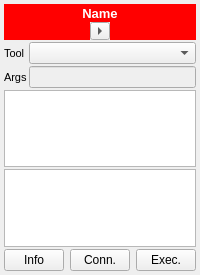
First picture: the form in spinetoolbox/ui/subwindow_tool.ui, repository spine-tools/Spine-Toolbox, before the edit.
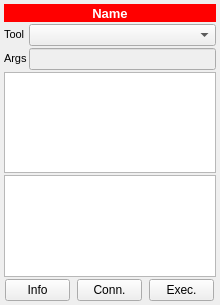
Second picture: the form after the edit.

Diff of the .ui file:
```diff
--- a/spinetoolbox/ui/subwindow_tool.ui
+++ b/spinetoolbox/ui/subwindow_tool.ui
@@ -29,20 +29,20 @@
    <rect>
     <x>0</x>
     <y>0</y>
-    <width>200</width>
-    <height>275</height>
+    <width>220</width>
+    <height>305</height>
    </rect>
   </property>
   <property name="sizePolicy">
-   <sizepolicy hsizetype="Minimum" vsizetype="Minimum">
+   <sizepolicy hsizetype="Expanding" vsizetype="Expanding">
     <horstretch>0</horstretch>
     <verstretch>0</verstretch>
    </sizepolicy>
   </property>
   <property name="minimumSize">
    <size>
-    <width>200</width>
-    <height>275</height>
+    <width>0</width>
+    <height>0</height>
    </size>
   </property>
   <property name="contextMenuPolicy">
@@ -94,6 +94,12 @@
          <property name="enabled">
           <bool>true</bool>
          </property>
+         <property name="sizePolicy">
+          <sizepolicy hsizetype="Preferred" vsizetype="Fixed">
+           <horstretch>0</horstretch>
+           <verstretch>0</verstretch>
+          </sizepolicy>
+         </property>
          <property name="minimumSize">
           <size>
            <width>0</width>
@@ -122,113 +128,6 @@
          </property>
         </widget>
        </item>
-       <item>
-        <layout class="QHBoxLayout" name="horizontalLayout_4">
-         <item>
-          <widget class="QLabel" name="label_name_2">
-           <property name="enabled">
-            <bool>true</bool>
-           </property>
-           <property name="minimumSize">
-            <size>
-             <width>0</width>
-             <height>18</height>
-            </size>
-           </property>
-           <property name="maximumSize">
-            <size>
-             <width>16777215</width>
-             <height>18</height>
-            </size>
-           </property>
-           <property name="font">
-            <font>
-             <pointsize>10</pointsize>
-             <weight>75</weight>
-             <bold>true</bold>
-            </font>
-           </property>
-           <property name="styleSheet">
-            <string notr="true">background-color: rgb(255, 0, 0);
-color: rgb(255, 255, 255);</string>
-           </property>
-           <property name="text">
-            <string/>
-           </property>
-           <property name="alignment">
-            <set>Qt::AlignCenter</set>
-           </property>
-           <property name="wordWrap">
-            <bool>true</bool>
-           </property>
-          </widget>
-         </item>
-         <item>
-          <widget class="QToolButton" name="toolButton_connector">
-           <property name="minimumSize">
-            <size>
-             <width>0</width>
-             <height>1</height>
-            </size>
-           </property>
-           <property name="toolTip">
-            <string>Draw connections from/to here.</string>
-           </property>
-           <property name="text">
-            <string>...</string>
-           </property>
-           <property name="iconSize">
-            <size>
-             <width>12</width>
-             <height>12</height>
-            </size>
-           </property>
-           <property name="arrowType">
-            <enum>Qt::RightArrow</enum>
-           </property>
-          </widget>
-         </item>
-         <item>
-          <widget class="QLabel" name="label_name_3">
-           <property name="enabled">
-            <bool>true</bool>
-           </property>
-           <property name="minimumSize">
-            <size>
-             <width>0</width>
-             <height>18</height>
-            </size>
-           </property>
-           <property name="maximumSize">
-            <size>
-             <width>16777215</width>
-             <height>18</height>
-            </size>
-           </property>
-           <property name="font">
-            <font>
-             <pointsize>10</pointsize>
-             <weight>75</weight>
-             <bold>true</bold>
-            </font>
-           </property>
-           <property name="styleSheet">
-            <string notr="true">background-color: rgb(255, 0, 0);
-color: rgb(255, 255, 255);</string>
-           </property>
-           <property name="text">
-            <string/>
-           </property>
-           <property name="alignment">
-            <set>Qt::AlignCenter</set>
-           </property>
-           <property name="wordWrap">
-            <bool>true</bool>
-           </property>
-          </widget>
-         </item>
-        </layout>
-       </item>
       </layout>
      </item>
      <item>
@@ -239,7 +138,7 @@
        <item>
         <widget class="QLabel" name="label_tool">
          <property name="sizePolicy">
-          <sizepolicy hsizetype="Preferred" vsizetype="Preferred">
+          <sizepolicy hsizetype="Fixed" vsizetype="Fixed">
            <horstretch>0</horstretch>
            <verstretch>0</verstretch>
           </sizepolicy>
@@ -279,6 +178,12 @@
        </property>
        <item>
         <widget class="QLabel" name="label_args">
+         <property name="sizePolicy">
+          <sizepolicy hsizetype="Fixed" vsizetype="Fixed">
+           <horstretch>0</horstretch>
+           <verstretch>0</verstretch>
+          </sizepolicy>
+         </property>
          <property name="font">
           <font>
            <pointsize>8</pointsize>
@@ -318,7 +223,7 @@
      <item>
       <widget class="QTreeView" name="treeView_input_files">
        <property name="sizePolicy">
-        <sizepolicy hsizetype="Minimum" vsizetype="Minimum">
+        <sizepolicy hsizetype="Expanding" vsizetype="Expanding">
          <horstretch>0</horstretch>
          <verstretch>0</verstretch>
         </sizepolicy>
@@ -342,7 +247,7 @@
      <item>
       <widget class="QTreeView" name="treeView_output_files">
        <property name="sizePolicy">
-        <sizepolicy hsizetype="Minimum" vsizetype="Minimum">
+        <sizepolicy hsizetype="Expanding" vsizetype="Expanding">
          <horstretch>0</horstretch>
          <verstretch>0</verstretch>
         </sizepolicy>
@@ -375,7 +280,7 @@
          </property>
          <property name="maximumSize">
           <size>
-           <width>75</width>
+           <width>65</width>
            <height>23</height>
           </size>
          </property>
@@ -400,7 +305,7 @@
          </property>
          <property name="maximumSize">
           <size>
-           <width>75</width>
+           <width>65</width>
            <height>23</height>
           </size>
          </property>
@@ -416,7 +321,7 @@
         <widget class="QPushButton" name="pushButton_execute">
          <property name="maximumSize">
           <size>
-           <width>75</width>
+           <width>65</width>
            <height>23</height>
           </size>
          </property>
```
Left out of the diff: 4 changed lines with no effect on the pictures.
